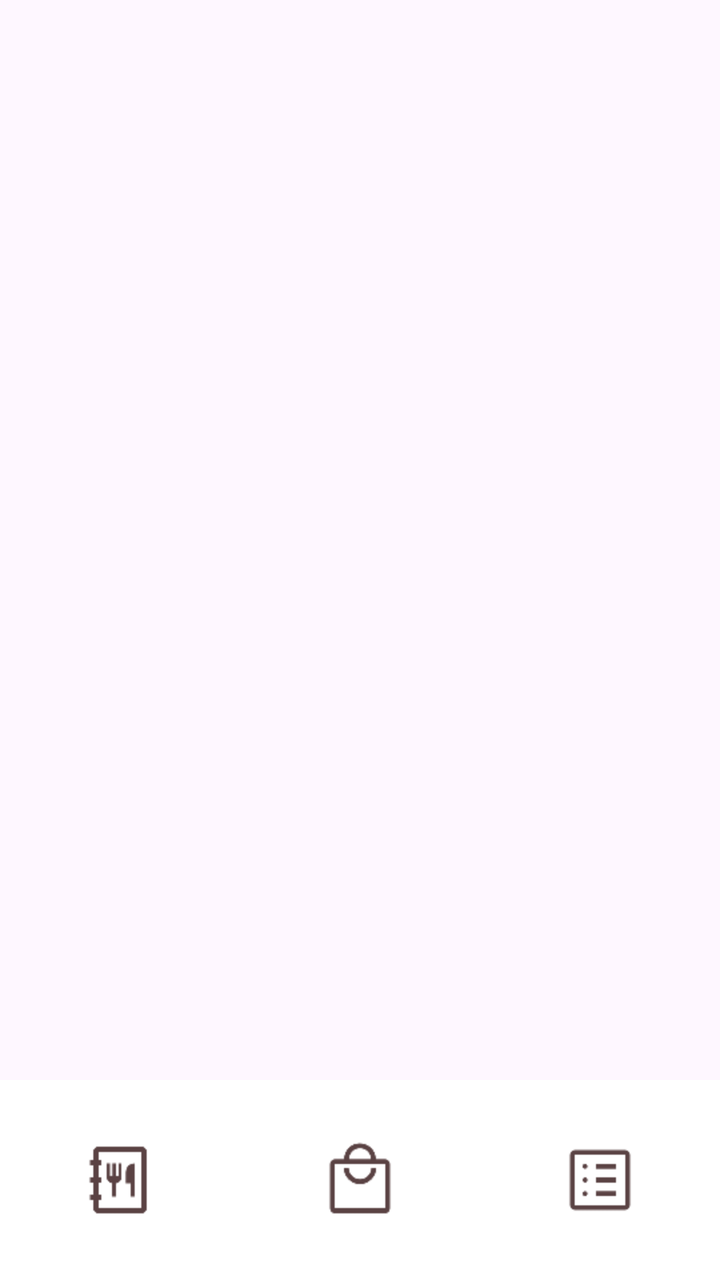
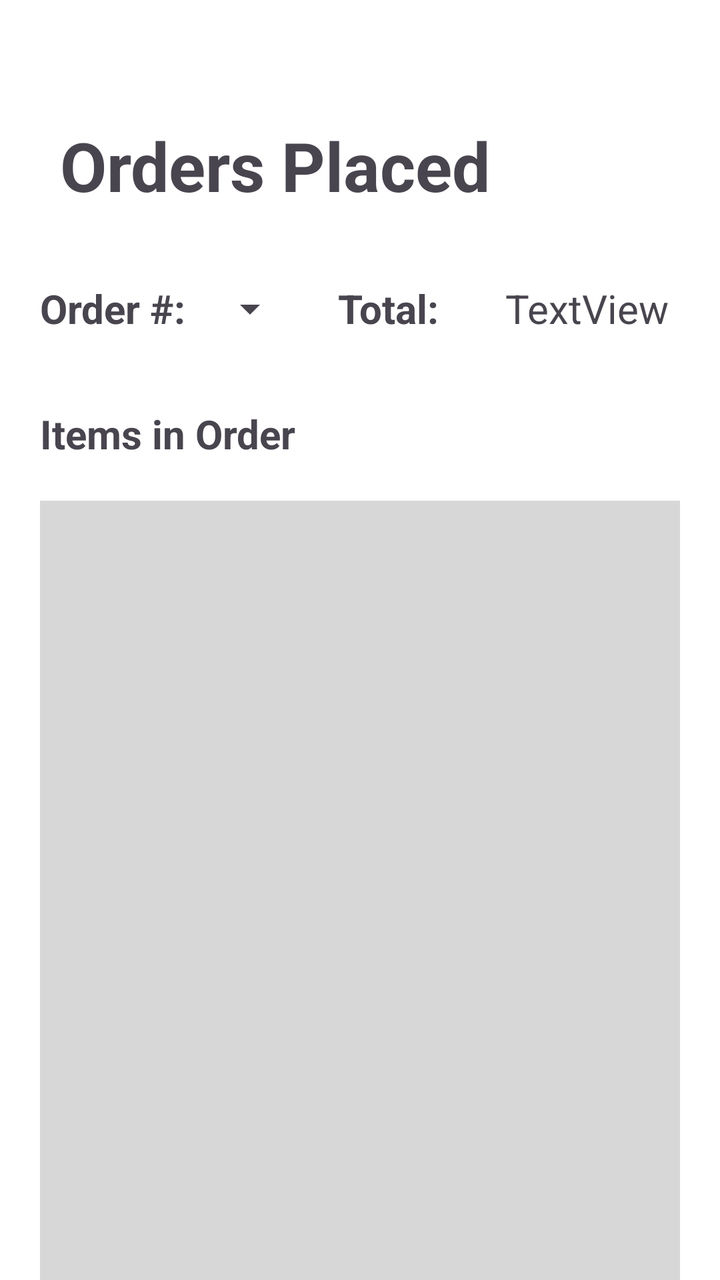

Two renders of the same Android screen: before a commit and after it. Below are the layout's source before the change and the commit's diff.
<!-- AndroidManifest.xml: application theme Theme.Software_Meth_5 -->
<!-- res/layout/activity_order.xml -->
<?xml version="1.0" encoding="utf-8"?>
<androidx.constraintlayout.widget.ConstraintLayout xmlns:android="http://schemas.android.com/apk/res/android"
    xmlns:app="http://schemas.android.com/apk/res-auto"
    android:layout_width="match_parent"
    android:layout_height="match_parent">

    <ScrollView
        android:layout_width="match_parent"
        android:layout_height="match_parent">

        <LinearLayout
            android:layout_width="match_parent"
            android:layout_height="wrap_content"
            android:orientation="vertical" />
    </ScrollView>

    <com.google.android.material.bottomnavigation.BottomNavigationView
        android:id="@+id/bottomNav"
        android:layout_width="match_parent"
        android:layout_height="100dp"
        android:background="#FFFFFF"
        android:visibility="visible"
        app:elevation="15dp"
        app:layout_constraintBottom_toBottomOf="parent"
        app:layout_constraintEnd_toEndOf="parent"
        app:layout_constraintStart_toStartOf="parent">

        <LinearLayout
            android:layout_width="match_parent"
            android:layout_height="100dp"
            android:background="#FFFFFF"
            android:elevation="10dp"
            android:gravity="center"
            android:orientation="horizontal"
            android:padding="10dp">

            <ImageView
                android:id="@+id/menuIcon"
                android:layout_width="wrap_content"
                android:layout_height="wrap_content"
                android:layout_marginRight="20dp"
                android:background="#FFFFFF"
                android:contentDescription="Menu"
                android:padding="20dp"
                app:srcCompat="@drawable/menu" />

            <ImageView
                android:id="@+id/bagIcon"
                android:layout_width="wrap_content"
                android:layout_height="wrap_content"
                android:contentDescription="Bag"
                android:padding="20dp"
                app:srcCompat="@drawable/cart" />

            <ImageView
                android:id="@+id/orderIcon"
                android:layout_width="wrap_content"
                android:layout_height="wrap_content"
                android:layout_marginLeft="20dp"
                android:contentDescription="Orders"
                android:padding="20dp"
                app:srcCompat="@drawable/order" />
        </LinearLayout>

    </com.google.android.material.bottomnavigation.BottomNavigationView>

</androidx.constraintlayout.widget.ConstraintLayout>
<!-- resources referenced by this layout -->
<resources>
  <!-- drawable cart: png bitmap (drawable, 1204 bytes) -->
  <!-- drawable menu: png bitmap (drawable, 811 bytes) -->
  <!-- drawable order: png bitmap (drawable, 701 bytes) -->
  <style name="Theme.Software_Meth_5" parent="Base.Theme.Software_Meth_5" />
  <style name="Base.Theme.Software_Meth_5" parent="Theme.Material3.DayNight.NoActionBar">
          
          
      </style>
</resources>

<!-- the commit's change to res/layout/activity_order.xml (unified diff, before → after) -->
@@ -1,29 +1,125 @@
 <?xml version="1.0" encoding="utf-8"?>
-<androidx.constraintlayout.widget.ConstraintLayout xmlns:android="http://schemas.android.com/apk/res/android"
+<LinearLayout xmlns:android="http://schemas.android.com/apk/res/android"
     xmlns:app="http://schemas.android.com/apk/res-auto"
     android:layout_width="match_parent"
-    android:layout_height="match_parent">
+    android:layout_height="match_parent"
+    android:background="#FFFFFF"
+    android:orientation="vertical">
+
+    <LinearLayout
+        android:layout_width="match_parent"
+        android:layout_height="wrap_content"
+        android:layout_marginTop="60dp"
+        android:orientation="horizontal">
+
+        <TextView
+            android:id="@+id/textView16"
+            android:layout_width="wrap_content"
+            android:layout_height="wrap_content"
+            android:layout_marginLeft="30dp"
+            android:layout_marginBottom="10dp"
+            android:layout_weight="1"
+            android:text="Orders Placed"
+            android:textSize="34sp"
+            android:textStyle="bold" />
+    </LinearLayout>
+
+    <LinearLayout
+        android:layout_width="match_parent"
+        android:layout_height="78dp"
+        android:layout_marginBottom="10dp"
+        android:orientation="horizontal">
+
+        <LinearLayout
+            android:layout_width="wrap_content"
+            android:layout_height="match_parent"
+            android:orientation="horizontal">
+
+            <TextView
+                android:id="@+id/textView19"
+                android:layout_width="81dp"
+                android:layout_height="wrap_content"
+                android:layout_gravity="center"
+                android:layout_marginLeft="20dp"
+                android:text="Order #:"
+                android:textSize="20sp"
+                android:textStyle="bold" />
+
+            <Spinner
+                android:id="@+id/spinner"
+                android:layout_width="wrap_content"
+                android:layout_height="50dp"
+                android:layout_gravity="center" />
+        </LinearLayout>
+
+        <LinearLayout
+            android:layout_width="219dp"
+            android:layout_height="match_parent"
+            android:orientation="horizontal">
+
+            <TextView
+                android:id="@+id/textView17"
+                android:layout_width="wrap_content"
+                android:layout_height="wrap_content"
+                android:layout_gravity="center"
+                android:layout_marginLeft="20dp"
+                android:layout_weight="1"
+                android:text="Total:"
+                android:textSize="20sp"
+                android:textStyle="bold" />
+
+            <TextView
+                android:id="@+id/textView17"
+                android:layout_width="wrap_content"
+                android:layout_height="wrap_content"
+                android:layout_gravity="center"
+                android:layout_weight="1"
+                android:text="TextView"
+                android:textSize="20sp" />
+
+        </LinearLayout>
+    </LinearLayout>
+
+    <TextView
+        android:id="@+id/textView18"
+        android:layout_width="match_parent"
+        android:layout_height="wrap_content"
+        android:layout_marginLeft="20dp"
+        android:text="Items in Order"
+        android:textSize="20sp"
+        android:textStyle="bold" />
 
     <ScrollView
         android:layout_width="match_parent"
-        android:layout_height="match_parent">
+        android:layout_height="424dp"
+        android:layout_marginLeft="20dp"
+        android:layout_marginTop="20dp"
+        android:layout_marginRight="20dp"
+        android:background="#D7D7D7">
 
-        <LinearLayout
+        <ListView
             android:layout_width="match_parent"
-            android:layout_height="wrap_content"
-            android:orientation="vertical" />
+            android:layout_height="wrap_content" />
     </ScrollView>
+
+    <Button
+        android:id="@+id/button4"
+        android:layout_width="match_parent"
+        android:layout_height="wrap_content"
+        android:layout_marginLeft="50dp"
+        android:layout_marginTop="20dp"
+        android:layout_marginRight="50dp"
+        android:backgroundTint="#9B3131"
+        android:text="Delete Order" />
 
     <com.google.android.material.bottomnavigation.BottomNavigationView
         android:id="@+id/bottomNav"
         android:layout_width="match_parent"
         android:layout_height="100dp"
+        android:layout_marginTop="20dp"
         android:background="#FFFFFF"
         android:visibility="visible"
-        app:elevation="15dp"
-        app:layout_constraintBottom_toBottomOf="parent"
-        app:layout_constraintEnd_toEndOf="parent"
-        app:layout_constraintStart_toStartOf="parent">
+        app:elevation="15dp">
 
         <LinearLayout
             android:layout_width="match_parent"
@@ -55,7 +151,7 @@
             <ImageView
                 android:id="@+id/orderIcon"
                 android:layout_width="wrap_content"
-                android:layout_height="wrap_content"
+                android:layout_height="120dp"
                 android:layout_marginLeft="20dp"
                 android:contentDescription="Orders"
                 android:padding="20dp"
@@ -64,4 +160,4 @@
 
     </com.google.android.material.bottomnavigation.BottomNavigationView>
 
-</androidx.constraintlayout.widget.ConstraintLayout>
+</LinearLayout>
